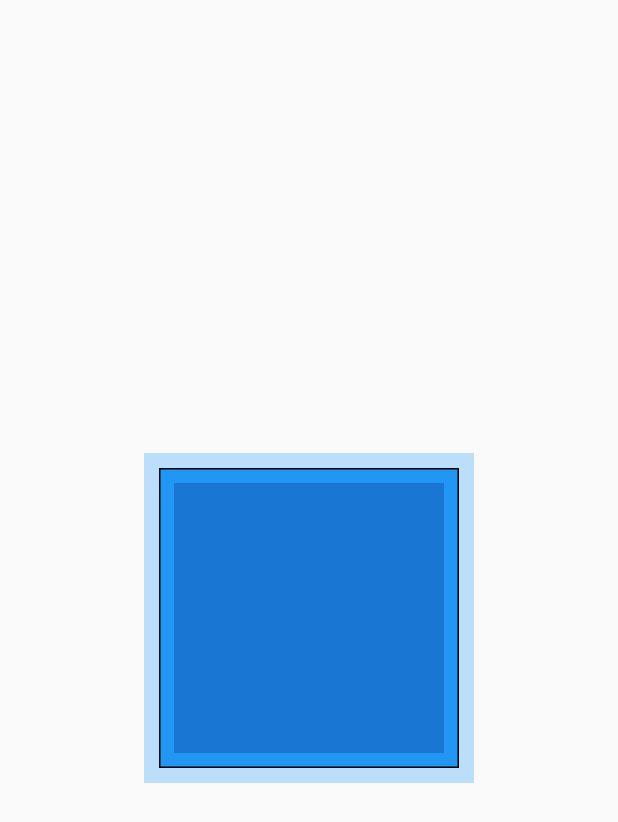
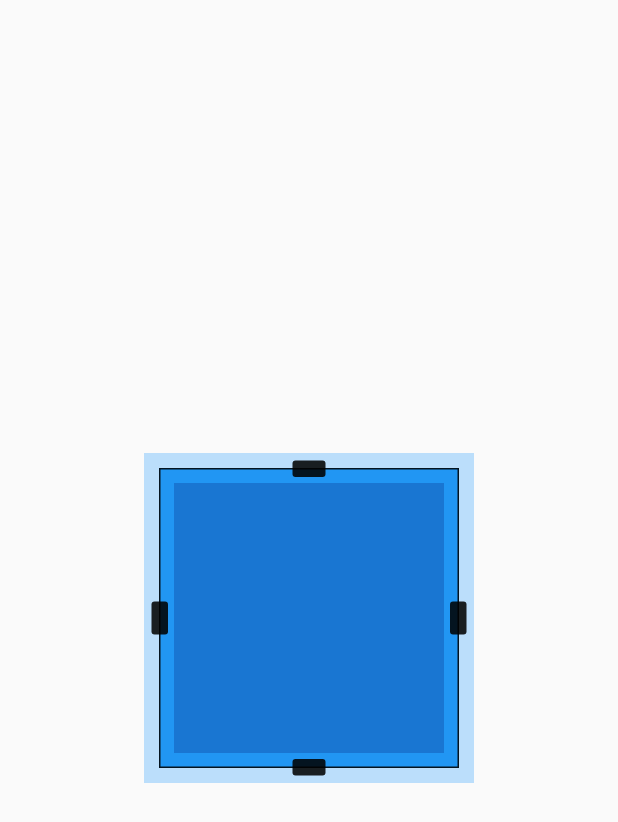
Before and after one commit to dylan-cm/stretchui, a Flutter app: the screen it shows after launch, on a phone screen of 412 x 824 dp. Shown: the top 822 px of the screen. Run offline on Flutter 3.47's test engine with Material 2 defaults, Android fonts, the phone set to English and light mode, and no system bars.

Commit message:
added size manipulators to boxframe

```diff
--- a/lib/main.dart
+++ b/lib/main.dart
@@ -83,21 +83,72 @@ class StretchyBox extends StatelessWidget{
 
 class BoxFrame extends StatelessWidget {
   final double extPadding, intPadding, width, height;
+  final Color color;
   //TODO: implement padding manipulation
   BoxFrame({
     this.extPadding:0,
     this.intPadding:0,
     this.width:100,
-    this.height:100
+    this.height:100,
+    this.color:Colors.black87,
   });
 
   @override
   Widget build(BuildContext context) {
-    return Container(
-      width: width,
-      height: height,
-      decoration: BoxDecoration(
-        border: Border.all(),
+    return Stack(
+      overflow: Overflow.visible,
+      alignment: AlignmentDirectional.center,
+      children: <Widget>[
+        Container(
+          width: width,
+          height: height,
+          decoration: BoxDecoration(
+            border: Border.all(color: color),
+          ),
+        ),
+        Positioned(
+          top: -5,
+          child: SizeManipulator(color: color,),
+        ),
+        Positioned(
+          right: -5,
+          child: RotatedBox(
+            quarterTurns: 1,
+            child: SizeManipulator(color: color,),
+          )
+        ),
+        Positioned(
+          left: -5,
+          child: RotatedBox(
+            quarterTurns: 3,
+            child: SizeManipulator(color: color,),
+          )
+        ),
+        Positioned(
+          bottom: -5,
+          child: RotatedBox(
+            quarterTurns: 2,
+            child: SizeManipulator(color: color,),
+          )
+        ),
+      ]
+    );
+  }
+}
+
+class SizeManipulator extends StatelessWidget{
+  final Color color;
+  SizeManipulator({this.color : Colors.black87});
+  @override
+  Widget build(BuildContext context) {
+    return GestureDetector(
+      child: Container(
+        width: 22,
+        height: 11,
+        decoration: BoxDecoration(
+          borderRadius: BorderRadius.all(Radius.circular(2.0)),
+          color: color,
+        ),
       ),
     );
   }
```
